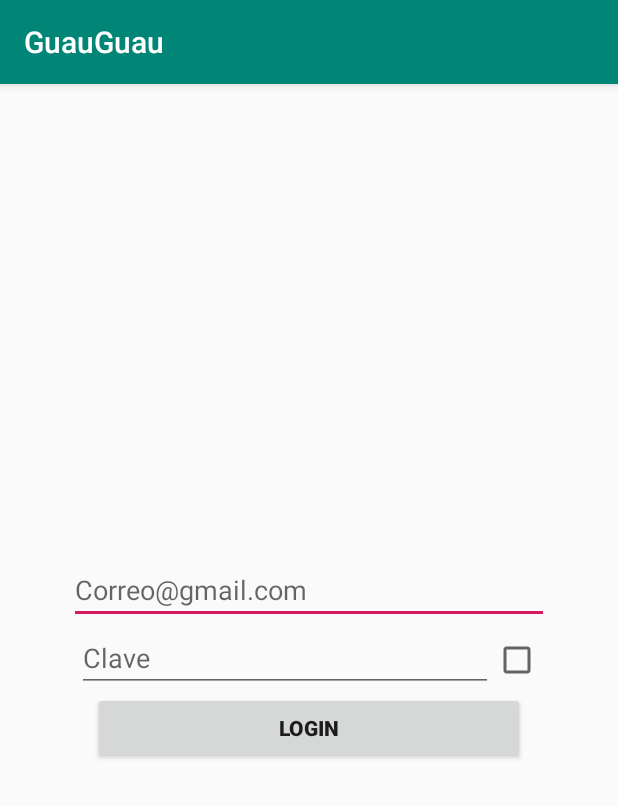
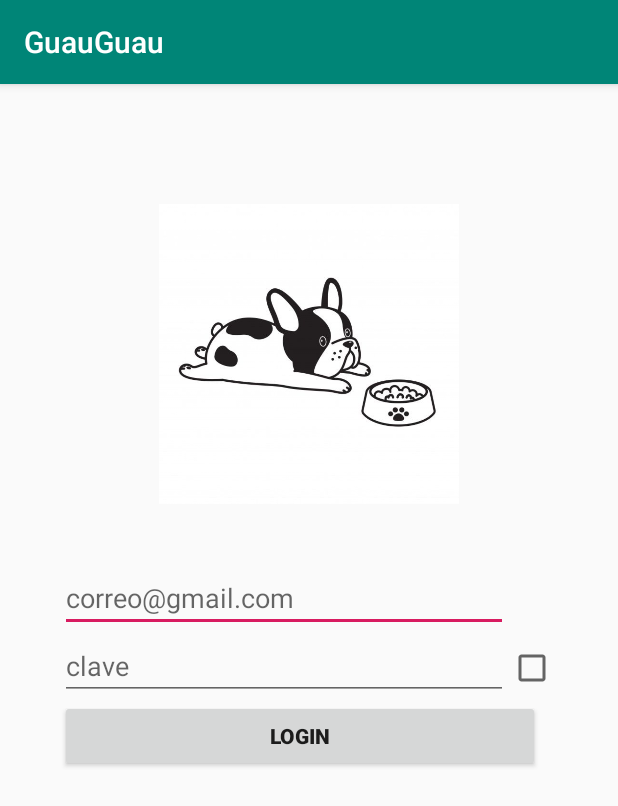
Before and after one commit to cesarbaldeon/Guau_Guau, an Android app: the screen it shows after launch (LoginActivity), on a phone screen of 412 x 824 dp. Shown: the top 806 px of the screen. Run offline under Robolectric (Android 15) with nearby library versions, the phone set to English and light mode, and no system bars; our stand-ins replace Dagger/Hilt's generated code.

Commit message:
mipmap & Login

```diff
--- a/app/src/main/res/layout/activity_login.xml
+++ b/app/src/main/res/layout/activity_login.xml
@@ -6,12 +6,29 @@
     android:layout_height="match_parent"
     android:layout_gravity="center"
     android:orientation="vertical"
-    android:gravity="center"
+    android:layout_margin="40sp"
     tools:context=".presentation.login.view.LoginActivity">
+
+
+    <LinearLayout
+        android:layout_width="wrap_content"
+        android:layout_height="wrap_content"
+        android:layout_margin="40sp"
+        android:orientation="horizontal">
+
+        <ImageView
+            android:id="@+id/imgLogo"
+            android:layout_width="0dp"
+            android:layout_height="200sp"
+            android:layout_weight="1"
+            android:src="@drawable/logo" />
+    </LinearLayout>
 
     <LinearLayout
             android:layout_width="wrap_content"
             android:layout_height="wrap_content"
+            android:layout_gravity="left"
+
             android:orientation="horizontal">
 
             <EditText
@@ -19,8 +36,8 @@
                 android:layout_width="0dp"
                 android:layout_height="wrap_content"
                 android:layout_weight="1"
-                android:ems="15"
-                android:hint="Correo@gmail.com"
+                android:ems="14"
+                android:hint="correo@gmail.com"
                 android:inputType="textEmailAddress"
                 android:autofillHints="" />
         </LinearLayout>
@@ -28,6 +45,7 @@
         <LinearLayout
             android:layout_width="wrap_content"
             android:layout_height="wrap_content"
+            android:layout_gravity="left"
             android:orientation="horizontal">
 
             <EditText
@@ -35,8 +53,8 @@
                 android:layout_width="0dp"
                 android:layout_height="wrap_content"
                 android:layout_weight="1"
-                android:ems="13"
-                android:hint="Clave"
+                android:ems="14"
+                android:hint="clave"
                 android:inputType="textPassword"
                 android:autofillHints="" />
 
@@ -57,7 +75,7 @@
                 android:id="@+id/btnAceptar"
                 android:layout_width="wrap_content"
                 android:layout_height="wrap_content"
-                android:ems="18"
+                android:ems="20"
                 android:text="Login"
                 android:textAlignment="center"
                 android:textStyle="bold" />
```
Also changed, not shown: app/src/main/ic_launcher-web.png (added), app/src/main/res/drawable/logo.jpg (added), app/src/main/res/mipmap-hdpi/ic_launcher_background.png (added), app/src/main/res/mipmap-hdpi/ic_launcher_foreground.png (added), app/src/main/res/mipmap-mdpi/ic_launcher_background.png (added), app/src/main/res/mipmap-mdpi/ic_launcher_foreground.png (added), app/src/main/res/mipmap-xhdpi/ic_launcher_background.png (added), app/src/main/res/mipmap-xhdpi/ic_launcher_foreground.png (added), app/src/main/res/mipmap-xxhdpi/ic_launcher_background.png (added), app/src/main/res/mipmap-xxhdpi/ic_launcher_foreground.png (added), app/src/main/res/mipmap-xxxhdpi/ic_launcher_background.png (added), app/src/main/res/mipmap-xxxhdpi/ic_launcher_foreground.png (added).
